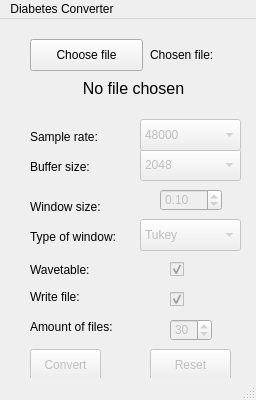
Before: the Qt Designer form python/ui/controller.ui in kj-jondell/Diabetes-Synth, drawn with Qt 5.
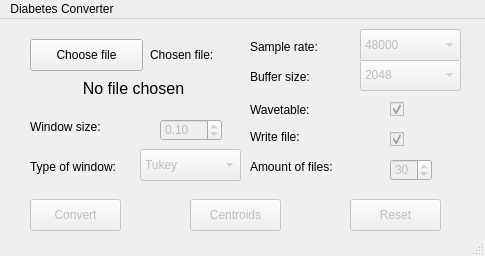
After: the same form once the commit is applied.

Diff of the .ui file:
```diff
--- a/python/ui/controller.ui
+++ b/python/ui/controller.ui
@@ -6,8 +6,8 @@
    <rect>
     <x>0</x>
     <y>0</y>
-    <width>256</width>
-    <height>400</height>
+    <width>485</width>
+    <height>256</height>
    </rect>
   </property>
   <property name="sizePolicy">
@@ -18,14 +18,14 @@
   </property>
   <property name="minimumSize">
    <size>
-    <width>256</width>
-    <height>342</height>
+    <width>485</width>
+    <height>256</height>
    </size>
   </property>
   <property name="maximumSize">
    <size>
-    <width>256</width>
-    <height>400</height>
+    <width>485</width>
+    <height>256</height>
    </size>
   </property>
   <property name="windowTitle">
@@ -68,8 +68,8 @@
     <property name="geometry">
      <rect>
       <x>30</x>
-      <y>330</y>
-      <width>71</width>
+      <y>180</y>
+      <width>91</width>
       <height>32</height>
      </rect>
     </property>
@@ -83,9 +83,9 @@
     </property>
     <property name="geometry">
      <rect>
-      <x>150</x>
-      <y>330</y>
-      <width>81</width>
+      <x>350</x>
+      <y>180</y>
+      <width>91</width>
       <height>32</height>
      </rect>
     </property>
@@ -99,8 +99,8 @@
     </property>
     <property name="geometry">
      <rect>
-      <x>140</x>
-      <y>130</y>
+      <x>360</x>
+      <y>40</y>
       <width>101</width>
       <height>32</height>
      </rect>
@@ -138,8 +138,8 @@
    <widget class="QLabel" name="label_2">
     <property name="geometry">
      <rect>
-      <x>30</x>
-      <y>140</y>
+      <x>250</x>
+      <y>50</y>
       <width>81</width>
       <height>16</height>
      </rect>
@@ -152,7 +152,7 @@
     <property name="geometry">
      <rect>
       <x>30</x>
-      <y>180</y>
+      <y>100</y>
       <width>91</width>
       <height>16</height>
      </rect>
@@ -164,8 +164,8 @@
    <widget class="QLabel" name="label_4">
     <property name="geometry">
      <rect>
-      <x>30</x>
-      <y>240</y>
+      <x>250</x>
+      <y>80</y>
       <width>81</width>
       <height>21</height>
      </rect>
@@ -177,8 +177,8 @@
    <widget class="QLabel" name="label_5">
     <property name="geometry">
      <rect>
-      <x>30</x>
-      <y>270</y>
+      <x>250</x>
+      <y>110</y>
       <width>59</width>
       <height>16</height>
      </rect>
@@ -190,8 +190,8 @@
    <widget class="QLabel" name="label_6">
     <property name="geometry">
      <rect>
-      <x>30</x>
-      <y>300</y>
+      <x>250</x>
+      <y>140</y>
       <width>101</width>
       <height>16</height>
      </rect>
@@ -207,7 +207,7 @@
     <property name="geometry">
      <rect>
       <x>160</x>
-      <y>170</y>
+      <y>100</y>
       <width>62</width>
       <height>22</height>
      </rect>
@@ -234,8 +234,8 @@
     </property>
     <property name="geometry">
      <rect>
-      <x>170</x>
-      <y>240</y>
+      <x>390</x>
+      <y>80</y>
       <width>86</width>
       <height>20</height>
      </rect>
@@ -253,8 +253,8 @@
     </property>
     <property name="geometry">
      <rect>
-      <x>170</x>
-      <y>270</y>
+      <x>390</x>
+      <y>110</y>
       <width>86</width>
       <height>20</height>
      </rect>
@@ -272,8 +272,8 @@
     </property>
     <property name="geometry">
      <rect>
-      <x>170</x>
-      <y>300</y>
+      <x>390</x>
+      <y>140</y>
       <width>42</width>
       <height>22</height>
      </rect>
@@ -313,7 +313,7 @@
     <property name="geometry">
      <rect>
       <x>30</x>
-      <y>210</y>
+      <y>140</y>
       <width>101</width>
       <height>16</height>
      </rect>
@@ -329,7 +329,7 @@
     <property name="geometry">
      <rect>
       <x>140</x>
-      <y>200</y>
+      <y>130</y>
       <width>101</width>
       <height>32</height>
      </rect>
@@ -372,8 +372,8 @@
    <widget class="QLabel" name="label_8">
     <property name="geometry">
      <rect>
-      <x>30</x>
-      <y>110</y>
+      <x>250</x>
+      <y>20</y>
       <width>81</width>
       <height>16</height>
      </rect>
@@ -388,8 +388,8 @@
     </property>
     <property name="geometry">
      <rect>
-      <x>140</x>
-      <y>100</y>
+      <x>360</x>
+      <y>10</y>
       <width>101</width>
       <height>32</height>
      </rect>
@@ -424,13 +424,29 @@
      </property>
     </item>
    </widget>
+   <widget class="QPushButton" name="centroids_button">
+    <property name="enabled">
+     <bool>false</bool>
+    </property>
+    <property name="geometry">
+     <rect>
+      <x>190</x>
+      <y>180</y>
+      <width>91</width>
+      <height>32</height>
+     </rect>
+    </property>
+    <property name="text">
+     <string>Centroids</string>
+    </property>
+   </widget>
   </widget>
   <widget class="QMenuBar" name="menubar">
    <property name="geometry">
     <rect>
      <x>0</x>
      <y>0</y>
-     <width>256</width>
+     <width>485</width>
      <height>22</height>
     </rect>
    </property>
```
